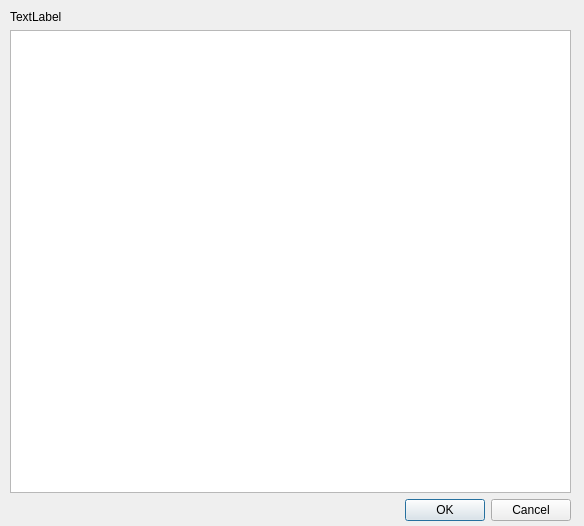
Qt form ChartButler/cstatus.ui (joergpauly/chartbutler) before a commit.
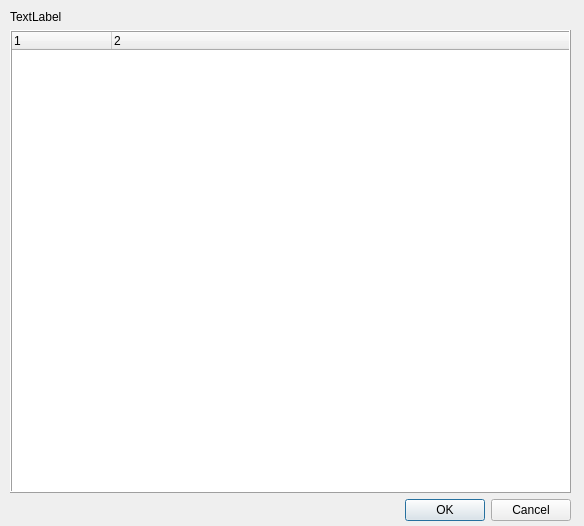
The same form after that commit.

Commit message: * Debugging; Aufarbeitung CStatus; Anschluss des CDatabaseManager.

```diff
--- a/ChartButler/cstatus.ui
+++ b/ChartButler/cstatus.ui
@@ -31,7 +31,45 @@
      </widget>
     </item>
     <item>
-     <widget class="QTextEdit" name="txtStatus"/>
+     <widget class="QTreeWidget" name="tblStatus">
+      <property name="autoFillBackground">
+       <bool>true</bool>
+      </property>
+      <property name="frameShape">
+       <enum>QFrame::Box</enum>
+      </property>
+      <property name="frameShadow">
+       <enum>QFrame::Raised</enum>
+      </property>
+      <property name="tabKeyNavigation">
+       <bool>false</bool>
+      </property>
+      <property name="showDropIndicator" stdset="0">
+       <bool>false</bool>
+      </property>
+      <property name="dragDropOverwriteMode">
+       <bool>false</bool>
+      </property>
+      <property name="alternatingRowColors">
+       <bool>true</bool>
+      </property>
+      <property name="animated">
+       <bool>true</bool>
+      </property>
+      <property name="columnCount">
+       <number>2</number>
+      </property>
+      <column>
+       <property name="text">
+        <string notr="true">1</string>
+       </property>
+      </column>
+      <column>
+       <property name="text">
+        <string notr="true">2</string>
+       </property>
+      </column>
+     </widget>
     </item>
     <item>
      <widget class="QDialogButtonBox" name="buttonBox">
```
The commit also changes 10 other files.
